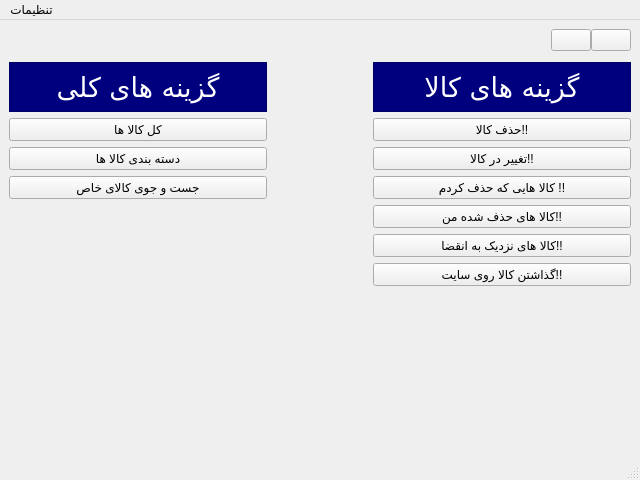
Before: the Qt Designer form StoreAdminWindow.ui in Alireza8hi/Project-DigiKala, drawn with Qt 5.
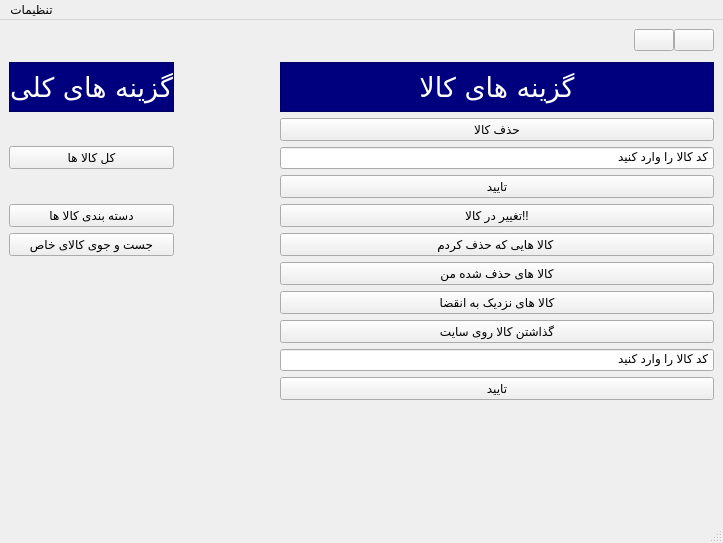
After: the same form once the commit is applied. Icons and pictures are not drawn.

The edit to the form file:
```diff
--- a/StoreAdminWindow.ui
+++ b/StoreAdminWindow.ui
@@ -6,8 +6,8 @@
    <rect>
     <x>0</x>
     <y>0</y>
-    <width>640</width>
-    <height>480</height>
+    <width>723</width>
+    <height>543</height>
    </rect>
   </property>
   <property name="windowTitle">
@@ -20,62 +20,6 @@
    <layout class="QGridLayout" name="gridLayout_2">
     <item row="2" column="1">
      <layout class="QGridLayout" name="gridLayout">
-      <item row="5" column="2">
-       <widget class="QPushButton" name="DeleteCommoditiesBtn">
-        <property name="styleSheet">
-         <string notr="true">color: rgb(0, 0, 0);</string>
-        </property>
-        <property name="text">
-         <string>کالا هایی که حذف کردم !!</string>
-        </property>
-        <property name="icon">
-         <iconset resource="icons.qrc">
-          <normaloff>:/Icons/Icons/deleted-icon-9.jpg</normaloff>:/Icons/Icons/deleted-icon-9.jpg</iconset>
-        </property>
-       </widget>
-      </item>
-      <item row="7" column="2">
-       <widget class="QPushButton" name="CommoditiesExpireBtn">
-        <property name="styleSheet">
-         <string notr="true">color: rgb(0, 0, 0);</string>
-        </property>
-        <property name="text">
-         <string>کالا های نزدیک به انقضا!!</string>
-        </property>
-        <property name="icon">
-         <iconset resource="icons.qrc">
-          <normaloff>:/Icons/Icons/expiration-icon-3.jpg</normaloff>:/Icons/Icons/expiration-icon-3.jpg</iconset>
-        </property>
-       </widget>
-      </item>
-      <item row="5" column="0">
-       <widget class="QPushButton" name="Searchbtn">
-        <property name="styleSheet">
-         <string notr="true">color: rgb(0, 0, 0);</string>
-        </property>
-        <property name="text">
-         <string>جست و جوی کالای خاص</string>
-        </property>
-        <property name="icon">
-         <iconset resource="icons.qrc">
-          <normaloff>:/Icons/Icons/search-icon-png-5.png</normaloff>:/Icons/Icons/search-icon-png-5.png</iconset>
-        </property>
-       </widget>
-      </item>
-      <item row="14" column="2">
-       <widget class="QPushButton" name="SellCommodityBtn">
-        <property name="styleSheet">
-         <string notr="true">color: rgb(0, 0, 0);</string>
-        </property>
-        <property name="text">
-         <string>گذاشتن کالا روی سایت!!</string>
-        </property>
-        <property name="icon">
-         <iconset resource="icons.qrc">
-          <normaloff>:/Icons/Icons/Icon-push-object-3194184.svg.png</normaloff>:/Icons/Icons/Icon-push-object-3194184.svg.png</iconset>
-        </property>
-       </widget>
-      </item>
       <item row="1" column="2">
        <widget class="QLabel" name="label_2">
         <property name="minimumSize">
@@ -115,13 +59,129 @@
         </property>
        </widget>
       </item>
-      <item row="6" column="2">
+      <item row="1" column="0">
+       <widget class="QLabel" name="label">
+        <property name="minimumSize">
+         <size>
+          <width>0</width>
+          <height>50</height>
+         </size>
+        </property>
+        <property name="maximumSize">
+         <size>
+          <width>16777215</width>
+          <height>50</height>
+         </size>
+        </property>
+        <property name="font">
+         <font>
+          <family>B Titr</family>
+          <pointsize>20</pointsize>
+         </font>
+        </property>
+        <property name="styleSheet">
+         <string notr="true">color: rgb(255, 255, 255);
+background-image: url(:/Pics/Pics/NoBack.png);
+background-color: rgb(0, 0, 127);</string>
+        </property>
+        <property name="frameShape">
+         <enum>QFrame::StyledPanel</enum>
+        </property>
+        <property name="frameShadow">
+         <enum>QFrame::Raised</enum>
+        </property>
+        <property name="text">
+         <string>گزینه های کلی</string>
+        </property>
+        <property name="alignment">
+         <set>Qt::AlignCenter</set>
+        </property>
+       </widget>
+      </item>
+      <item row="3" column="2">
+       <layout class="QVBoxLayout" name="verticalLayout">
+        <item>
+         <widget class="QPushButton" name="DeletetingCommodityBtn">
+          <property name="styleSheet">
+           <string notr="true">color: rgb(0, 0, 0);</string>
+          </property>
+          <property name="text">
+           <string>حذف کالا</string>
+          </property>
+          <property name="icon">
+           <iconset resource="icons.qrc">
+            <normaloff>:/Icons/Icons/75519.png</normaloff>:/Icons/Icons/75519.png</iconset>
+          </property>
+         </widget>
+        </item>
+        <item>
+         <widget class="QLineEdit" name="DeletetingCommodityLe">
+          <property name="inputMask">
+           <string>کد کالا را وارد کنید</string>
+          </property>
+         </widget>
+        </item>
+        <item>
+         <widget class="QPushButton" name="DeletetingCommodityConfirmBtn">
+          <property name="styleSheet">
+           <string notr="true">color: rgb(0, 0, 0);</string>
+          </property>
+          <property name="text">
+           <string>تایید</string>
+          </property>
+         </widget>
+        </item>
+       </layout>
+      </item>
+      <item row="7" column="0">
+       <widget class="QPushButton" name="Searchbtn">
+        <property name="styleSheet">
+         <string notr="true">color: rgb(0, 0, 0);</string>
+        </property>
+        <property name="text">
+         <string>جست و جوی کالای خاص</string>
+        </property>
+        <property name="icon">
+         <iconset resource="icons.qrc">
+          <normaloff>:/Icons/Icons/search-icon-png-5.png</normaloff>:/Icons/Icons/search-icon-png-5.png</iconset>
+        </property>
+       </widget>
+      </item>
+      <item row="3" column="0">
+       <widget class="QPushButton" name="AllCommoditiesBtn">
+        <property name="styleSheet">
+         <string notr="true">color: rgb(0, 0, 0);</string>
+        </property>
+        <property name="text">
+         <string>کل کالا ها</string>
+        </property>
+        <property name="icon">
+         <iconset resource="icons.qrc">
+          <normaloff>:/Icons/Icons/5110770.png</normaloff>:/Icons/Icons/5110770.png</iconset>
+        </property>
+       </widget>
+      </item>
+      <item row="9" column="2">
+       <widget class="QPushButton" name="CommoditiesExpireBtn">
+        <property name="styleSheet">
+         <string notr="true">color: rgb(0, 0, 0);</string>
+        </property>
+        <property name="text">
+         <string>کالا های نزدیک به انقضا</string>
+        </property>
+        <property name="icon">
+         <iconset resource="icons.qrc">
+          <normaloff>:/Icons/Icons/expiration-icon-3.jpg</normaloff>:/Icons/Icons/expiration-icon-3.jpg</iconset>
+        </property>
+       </widget>
+      </item>
+      <item row="8" column="2">
        <widget class="QPushButton" name="DeletedCommoditiesBtn">
         <property name="styleSheet">
          <string notr="true">color: rgb(0, 0, 0);</string>
         </property>
         <property name="text">
-         <string>کالا های حذف شده من!!</string>
+         <string>کالا های حذف شده من</string>
         </property>
         <property name="icon">
          <iconset resource="icons.qrc">
@@ -129,7 +189,21 @@
         </property>
        </widget>
       </item>
-      <item row="5" column="1">
+      <item row="6" column="2">
+       <widget class="QPushButton" name="EditCommodityBtn">
+        <property name="styleSheet">
+         <string notr="true">color: rgb(0, 0, 0);</string>
+        </property>
+        <property name="text">
+         <string>تغییر در کالا!!</string>
+        </property>
+        <property name="icon">
+         <iconset resource="icons.qrc">
+          <normaloff>:/Icons/Icons/edit-icon-png-24.png</normaloff>:/Icons/Icons/edit-icon-png-24.png</iconset>
+        </property>
+       </widget>
+      </item>
+      <item row="7" column="1">
        <spacer name="horizontalSpacer">
         <property name="orientation">
          <enum>Qt::Horizontal</enum>
@@ -145,7 +219,7 @@
         </property>
        </spacer>
       </item>
-      <item row="4" column="0">
+      <item row="6" column="0">
        <widget class="QPushButton" name="CategoriesBtn">
         <property name="styleSheet">
          <string notr="true">color: rgb(0, 0, 0);</string>
@@ -159,13 +233,13 @@
         </property>
        </widget>
       </item>
-      <item row="3" column="0">
-       <widget class="QPushButton" name="AllCommoditiesBtn">
+      <item row="7" column="2">
+       <widget class="QPushButton" name="DeleteCommoditiesBtn">
         <property name="styleSheet">
          <string notr="true">color: rgb(0, 0, 0);</string>
         </property>
         <property name="text">
-         <string>کل کالا ها</string>
+         <string>کالا هایی که حذف کردم </string>
         </property>
         <property name="icon">
          <iconset resource="icons.qrc">
@@ -173,72 +247,37 @@
         </property>
        </widget>
       </item>
-      <item row="1" column="0">
-       <widget class="QLabel" name="label">
-        <property name="minimumSize">
-         <size>
-          <width>0</width>
-          <height>50</height>
-         </size>
-        </property>
-        <property name="maximumSize">
-         <size>
-          <width>16777215</width>
-          <height>50</height>
-         </size>
-        </property>
-        <property name="font">
-         <font>
-          <family>B Titr</family>
-          <pointsize>20</pointsize>
-         </font>
-        </property>
-        <property name="styleSheet">
-         <string notr="true">color: rgb(255, 255, 255);
-background-image: url(:/Pics/Pics/NoBack.png);
-background-color: rgb(0, 0, 127);</string>
-        </property>
-        <property name="frameShape">
-         <enum>QFrame::StyledPanel</enum>
-        </property>
-        <property name="frameShadow">
-         <enum>QFrame::Raised</enum>
-        </property>
-        <property name="text">
-         <string>گزینه های کلی</string>
-        </property>
-        <property name="alignment">
-         <set>Qt::AlignCenter</set>
-        </property>
-       </widget>
-      </item>
-      <item row="4" column="2">
-       <widget class="QPushButton" name="EditCommodityBtn">
-        <property name="styleSheet">
-         <string notr="true">color: rgb(0, 0, 0);</string>
-        </property>
-        <property name="text">
-         <string>تغییر در کالا!!</string>
-        </property>
-        <property name="icon">
-         <iconset resource="icons.qrc">
-          <normaloff>:/Icons/Icons/edit-icon-png-24.png</normaloff>:/Icons/Icons/edit-icon-png-24.png</iconset>
-        </property>
-       </widget>
-      </item>
-      <item row="3" column="2">
-       <widget class="QPushButton" name="DeletetingCommodityBtn">
-        <property name="styleSheet">
-         <string notr="true">color: rgb(0, 0, 0);</string>
-        </property>
-        <property name="text">
-         <string>حذف کالا!!</string>
-        </property>
-        <property name="icon">
-         <iconset resource="icons.qrc">
-          <normaloff>:/Icons/Icons/75519.png</normaloff>:/Icons/Icons/75519.png</iconset>
-        </property>
-       </widget>
+      <item row="10" column="2">
+       <layout class="QVBoxLayout" name="verticalLayout_2">
+        <item>
+         <widget class="QPushButton" name="SellCommodityBtn">
+          <property name="styleSheet">
+           <string notr="true">color: rgb(0, 0, 0);</string>
+          </property>
+          <property name="text">
+           <string>گذاشتن کالا روی سایت</string>
+          </property>
+          <property name="icon">
+           <iconset resource="icons.qrc">
+            <normaloff>:/Icons/Icons/Icon-push-object-3194184.svg.png</normaloff>:/Icons/Icons/Icon-push-object-3194184.svg.png</iconset>
+          </property>
+         </widget>
+        </item>
+        <item>
+         <widget class="QLineEdit" name="SellCommodityLe">
+          <property name="inputMask">
+           <string>کد کالا را وارد کنید</string>
+          </property>
+         </widget>
+        </item>
+        <item>
+         <widget class="QPushButton" name="SellCommodityConfirmBtn">
+          <property name="text">
+           <string>تایید</string>
+          </property>
+         </widget>
+        </item>
+       </layout>
       </item>
      </layout>
     </item>
@@ -326,7 +365,7 @@
     <rect>
      <x>0</x>
      <y>0</y>
-     <width>640</width>
+     <width>723</width>
      <height>25</height>
     </rect>
    </property>
```
Left out of the diff: 2 changed lines with no effect on the pictures.
